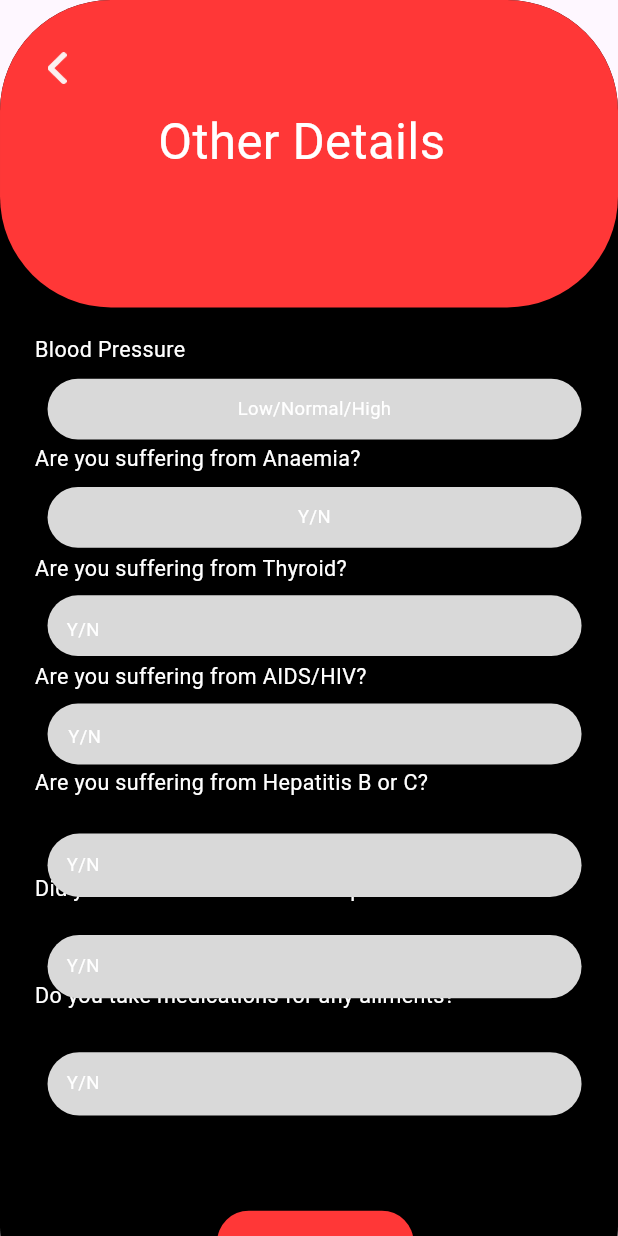
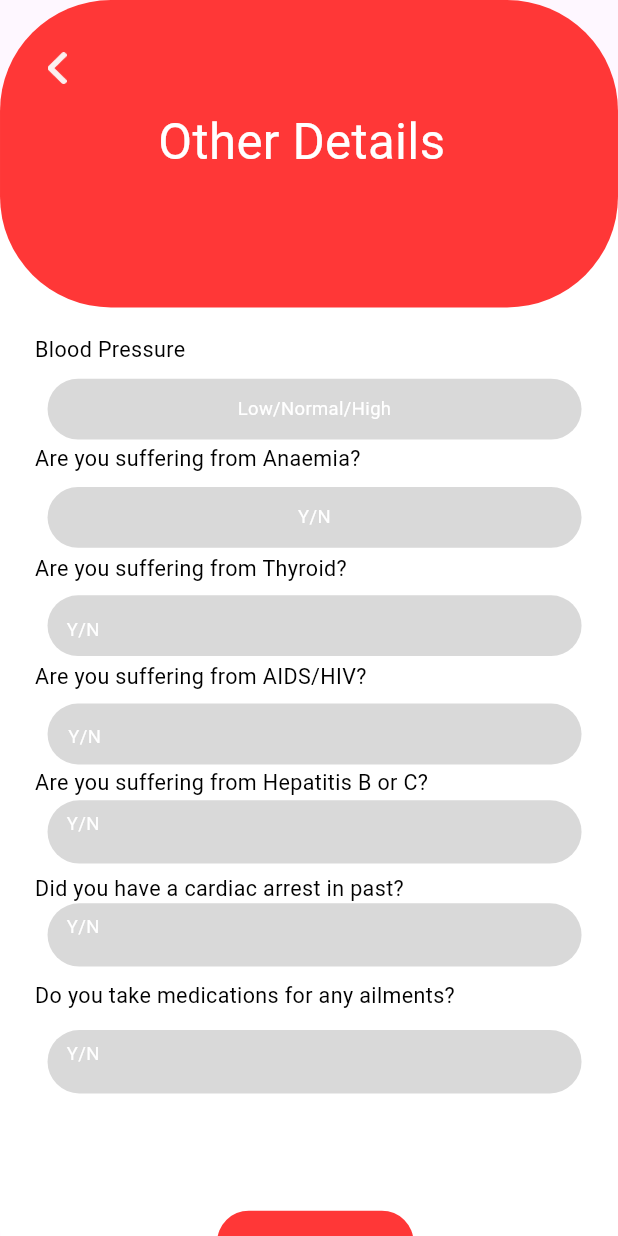
Before and after one commit to anantanagarajesh/MobileAppDevelopment, a Flutter app: the Ailments widget shown alone on an empty page, opened directly, on a phone screen of 412 x 824 dp. Run offline on Flutter 3.47's test engine with Material 3 defaults, Android fonts, the phone set to English and light mode, and no system bars; our stand-ins replace google_fonts; Roboto replaces fonts that are missing (Inknut Antiqua).

Commit message:
i am used to it

```diff
--- a/lib/main.dart
+++ b/lib/main.dart
@@ -4,7 +4,7 @@ import 'package:myapp/utils.dart';
 import 'package:myapp/page-1/sign-up.dart';
 import 'package:myapp/page-1/proper-button.dart';
 import 'package:myapp/page-1/blood-group.dart';
-import 'package:myapp/page-1/blood-group-moS.dart';
+import 'package:myapp/page-1/DonorBG.dart';
 import 'package:myapp/page-1/thanks.dart';
 import 'package:myapp/page-1/login.dart';
 import 'package:myapp/page-1/group-43.dart';
--- a/lib/page-1/ailments.dart
+++ b/lib/page-1/ailments.dart
@@ -1,5 +1,6 @@
 import 'package:flutter/material.dart';
 import 'package:myapp/utils.dart';
+import 'package:myapp/page-1/thanks.dart';
 
 class Ailments extends StatelessWidget {
   @override
@@ -50,7 +51,7 @@ class Ailments extends StatelessWidget {
                   child: Container(
                     decoration: BoxDecoration(
                       borderRadius: BorderRadius.circular(70 * fem),
-                      color: Color.fromARGB(255, 0, 0, 0),
+                      color: Color.fromARGB(255, 255, 255, 255),
                     ),
                   ),
                 ),
@@ -186,7 +187,7 @@ class Ailments extends StatelessWidget {
                           fontSize: 14 * ffem,
                           fontWeight: FontWeight.w400,
                           height: 2.5775 * ffem / fem,
-                          color: Color(0xffffffff),
+                          color: Color.fromARGB(255, 0, 0, 0),
                         ),
                       ),
                     ),
@@ -201,7 +202,7 @@ class Ailments extends StatelessWidget {
                           fontSize: 14 * ffem,
                           fontWeight: FontWeight.w400,
                           height: 2.5775 * ffem / fem,
-                          color: Color(0xffffffff),
+                          color: Color.fromARGB(255, 0, 0, 0),
                         ),
                       ),
                     ),
@@ -216,7 +217,7 @@ class Ailments extends StatelessWidget {
                           fontSize: 14 * ffem,
                           fontWeight: FontWeight.w400,
                           height: 2.5775 * ffem / fem,
-                          color: Color(0xffffffff),
+                          color: Color.fromARGB(255, 0, 0, 0),
                         ),
                       ),
                     ),
@@ -231,7 +232,7 @@ class Ailments extends StatelessWidget {
                           fontSize: 14 * ffem,
                           fontWeight: FontWeight.w400,
                           height: 2.5775 * ffem / fem,
-                          color: Color(0xffffffff),
+                          color: Color.fromARGB(255, 0, 0, 0),
                         ),
                       ),
                     ),
@@ -246,7 +247,7 @@ class Ailments extends StatelessWidget {
                           fontSize: 14 * ffem,
                           fontWeight: FontWeight.w400,
                           height: 2.5775 * ffem / fem,
-                          color: Color(0xffffffff),
+                          color: Color.fromARGB(255, 0, 0, 0),
                         ),
                       ),
                     ),
@@ -261,7 +262,7 @@ class Ailments extends StatelessWidget {
                           fontSize: 14 * ffem,
                           fontWeight: FontWeight.w400,
                           height: 2.5775 * ffem / fem,
-                          color: Color(0xffffffff),
+                          color: Color.fromARGB(255, 0, 0, 0),
                         ),
                       ),
                     ),
@@ -273,7 +274,7 @@ class Ailments extends StatelessWidget {
                         fontSize: 14 * ffem,
                         fontWeight: FontWeight.w400,
                         height: 2.5775 * ffem / fem,
-                        color: Color(0xffffffff),
+                        color: Color.fromARGB(255, 0, 0, 0),
                       ),
                     ),
                   ],
@@ -299,10 +300,10 @@ class Ailments extends StatelessWidget {
             Positioned(
               // group47FLg (142:103)
               left: 30 * fem,
-              top: 664 * fem,
+              top: 650 * fem,
               child: Container(
-                padding: EdgeInsets.fromLTRB(
-                    12 * fem, 4.5 * fem, 12 * fem, 4.5 * fem),
+                padding:
+                    EdgeInsets.fromLTRB(12 * fem, 0 * fem, 12 * fem, 4.5 * fem),
                 width: 337 * fem,
                 height: 40 * fem,
                 decoration: BoxDecoration(
@@ -324,10 +325,10 @@ class Ailments extends StatelessWidget {
             Positioned(
               // group32W1i (138:172)
               left: 30 * fem,
-              top: 526 * fem,
+              top: 505 * fem,
               child: Container(
-                padding: EdgeInsets.fromLTRB(
-                    12 * fem, 4.5 * fem, 12 * fem, 4.5 * fem),
+                padding:
+                    EdgeInsets.fromLTRB(12 * fem, 0 * fem, 12 * fem, 4.5 * fem),
                 width: 337 * fem,
                 height: 40 * fem,
                 decoration: BoxDecoration(
@@ -349,10 +350,10 @@ class Ailments extends StatelessWidget {
             Positioned(
               // group48A6G (186:616)
               left: 30 * fem,
-              top: 590 * fem,
+              top: 570 * fem,
               child: Container(
-                padding: EdgeInsets.fromLTRB(
-                    12 * fem, 4.5 * fem, 12 * fem, 4.5 * fem),
+                padding:
+                    EdgeInsets.fromLTRB(12 * fem, 0 * fem, 12 * fem, 4.5 * fem),
                 width: 337 * fem,
                 height: 40 * fem,
                 decoration: BoxDecoration(
@@ -372,11 +373,27 @@ class Ailments extends StatelessWidget {
               ),
             ),
             Positioned(
-              // group47RH6 (142:132)
               left: 137 * fem,
               top: 764 * fem,
+              child: GestureDetector(
+                onTap: () {
+                  // Navigate to the desired page when "Save" is pressed
+                  Navigator.push(
+                    context,
+                    MaterialPageRoute(
+                        builder: (context) =>
+                            Thanks()), // Replace 'YourPage' with the actual class name
+                  );
+                },
                 child: TextButton(
-                onPressed: () {},
+                  onPressed: () {
+                    Navigator.push(
+                      context,
+                      MaterialPageRoute(
+                          builder: (context) =>
+                              Thanks()), // Replace 'YourPage' with the actual class name
+                    );
+                  },
                   style: TextButton.styleFrom(
                     padding: EdgeInsets.zero,
                   ),
@@ -387,7 +404,6 @@ class Ailments extends StatelessWidget {
                       color: Color(0xffff3737),
                       borderRadius: BorderRadius.circular(20 * fem),
                     ),
-                  child: Center(
                     child: Center(
                       child: Text(
                         'Save',
@@ -462,12 +478,19 @@ class Ailments extends StatelessWidget {
                       // vectormNt (186:955)
                       left: 30 * fem,
                       top: 33 * fem,
+                      child: GestureDetector(
+                        onTap: () {
+                          // Navigate back to the previous page
+                          Navigator.pop(context);
+                        },
                         child: Align(
                           child: SizedBox(
                             width: 12 * fem,
                             height: 20 * fem,
                             child: TextButton(
-                            onPressed: () {},
+                              onPressed: () {
+                                Navigator.pop(context);
+                              },
                               style: TextButton.styleFrom(
                                 padding: EdgeInsets.zero,
                               ),
@@ -475,6 +498,7 @@ class Ailments extends StatelessWidget {
                                 'assets/page-1/images/vector-zzQ.png',
                                 width: 12 * fem,
                                 height: 20 * fem,
+                              ),
                             ),
                           ),
                         ),
--- a/lib/page-1/donors.dart
+++ b/lib/page-1/donors.dart
@@ -4,7 +4,7 @@ import 'dart:ui';
 import 'package:google_fonts/google_fonts.dart';
 import 'package:myapp/utils.dart';
 
-class Scene extends StatelessWidget {
+class Donors extends StatelessWidget {
   @override
   Widget build(BuildContext context) {
     double baseWidth = 390;
--- a/lib/page-1/thanks.dart
+++ b/lib/page-1/thanks.dart
@@ -1,7 +1,7 @@
 import 'package:flutter/material.dart';
 import 'package:myapp/utils.dart';
 
-class Scene extends StatelessWidget {
+class Thanks extends StatelessWidget {
   @override
   Widget build(BuildContext context) {
     double baseWidth = 390;
```
Also changed, not shown: lib/page-1/DonorBG.dart (renamed from lib/page-1/blood-group-moS.dart, +38 -11 lines), lib/page-1/donation.dart (+51 -31 lines), lib/page-1/hospital.dart (+85 -88 lines), lib/page-1/login.dart (+22 -9 lines), lib/page-1/save.dart (+8 -8 lines), lib/page-1/sign-up.dart (+33 -11 lines), lib/page-1/RecieveBG.dart (renamed from lib/page-1/blood-group.dart). Lines whose indentation alone changed are shown as unchanged.
